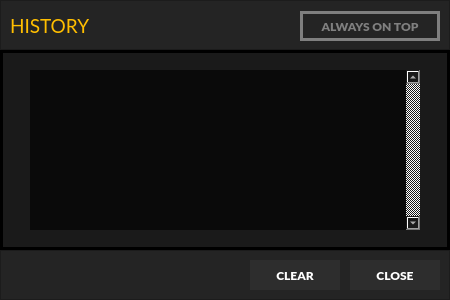
Qt form history_ui.ui (wowvv0w/djmax-random-selector) before a commit.
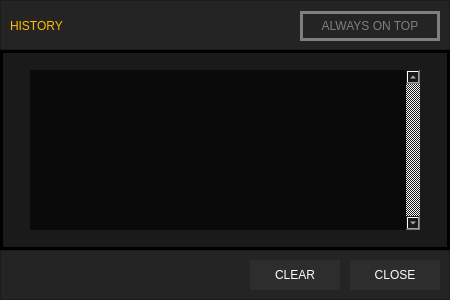
The same form after that commit.

Commit message: system tray & font fix

Diff of the .ui file:
```diff
--- a/history_ui.ui
+++ b/history_ui.ui
@@ -40,7 +40,11 @@
    </property>
    <property name="font">
     <font>
-     <family>Lato Light</family>
+     <family>Lato Black</family>
+     <pointsize>9</pointsize>
+     <weight>50</weight>
+     <italic>false</italic>
+     <bold>false</bold>
     </font>
    </property>
    <property name="styleSheet">
@@ -61,12 +65,6 @@
       <height>31</height>
      </rect>
     </property>
-    <property name="font">
-     <font>
-      <family>Lato</family>
-      <pointsize>14</pointsize>
-     </font>
-    </property>
     <property name="styleSheet">
      <string notr="true">color: #ffbe00</string>
     </property>
@@ -83,13 +81,6 @@
       <height>30</height>
      </rect>
     </property>
-    <property name="font">
-     <font>
-      <family>Lato Black</family>
-      <weight>75</weight>
-      <bold>true</bold>
-     </font>
-    </property>
     <property name="styleSheet">
      <string notr="true">QPushButton{
 	color:#7f7f7f;
@@ -183,13 +174,6 @@
       <height>30</height>
      </rect>
     </property>
-    <property name="font">
-     <font>
-      <family>Lato Black</family>
-      <weight>75</weight>
-      <bold>true</bold>
-     </font>
-    </property>
     <property name="styleSheet">
      <string notr="true">background:#2d2d2d;
 border:none;</string>
@@ -207,13 +191,6 @@
       <height>30</height>
      </rect>
     </property>
-    <property name="font">
-     <font>
-      <family>Lato Black</family>
-      <weight>75</weight>
-      <bold>true</bold>
-     </font>
-    </property>
     <property name="styleSheet">
      <string notr="true">background:#2d2d2d;
 border:none;</string>
```
Left out of the diff: 12 changed lines with no effect on the pictures. The commit also changes 6 other files.
